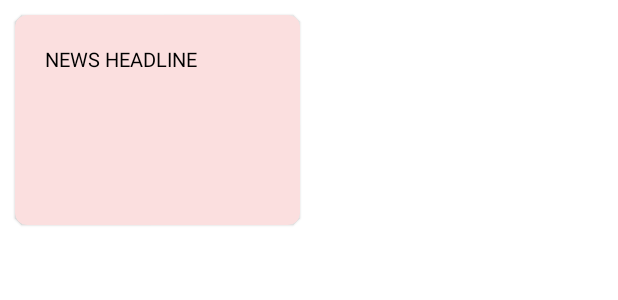
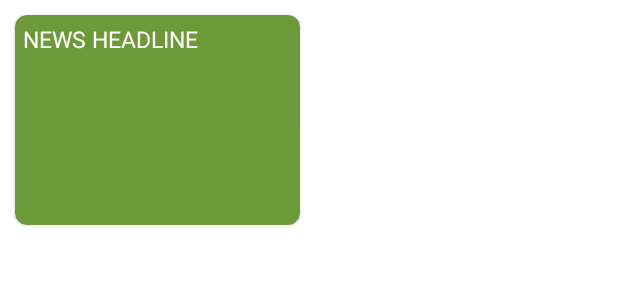
Before and after one commit to jayc9135/OpenFinder-Kotlin, an Android app: the layout news_headline_list_item.xml on its own in the app's theme, with its tools: preview values and no code run, on a phone screen of 412 x 824 dp. Shown: the top 300 px of the screen. Run offline under Robolectric (Android 15) with nearby library versions, the phone set to English and light mode, and no system bars.

Commit message:
Fourth Commit - adjustments in news_headline_list_item.xml. Color and text size changed

```diff
--- a/app/src/main/res/layout/news_headline_list_item.xml
+++ b/app/src/main/res/layout/news_headline_list_item.xml
@@ -6,15 +6,15 @@
     android:elevation="8dp"
     app:cardCornerRadius="8dp"
     android:layout_margin="10dp"
-    android:backgroundTint="#fbdfdf">
+    android:backgroundTint="#6D9A38">
 
     <TextView
         android:layout_width="match_parent"
         android:layout_height="wrap_content"
         android:text="NEWS HEADLINE"
-        android:textColor="@color/black"
-        android:padding="20dp"
-        android:textSize="13sp"
+        android:textColor="@color/white"
+        android:padding="5dp"
+        android:textSize="15sp"
         android:id="@+id/news_headline_textview"/>
 
 </com.google.android.material.card.MaterialCardView>
```
